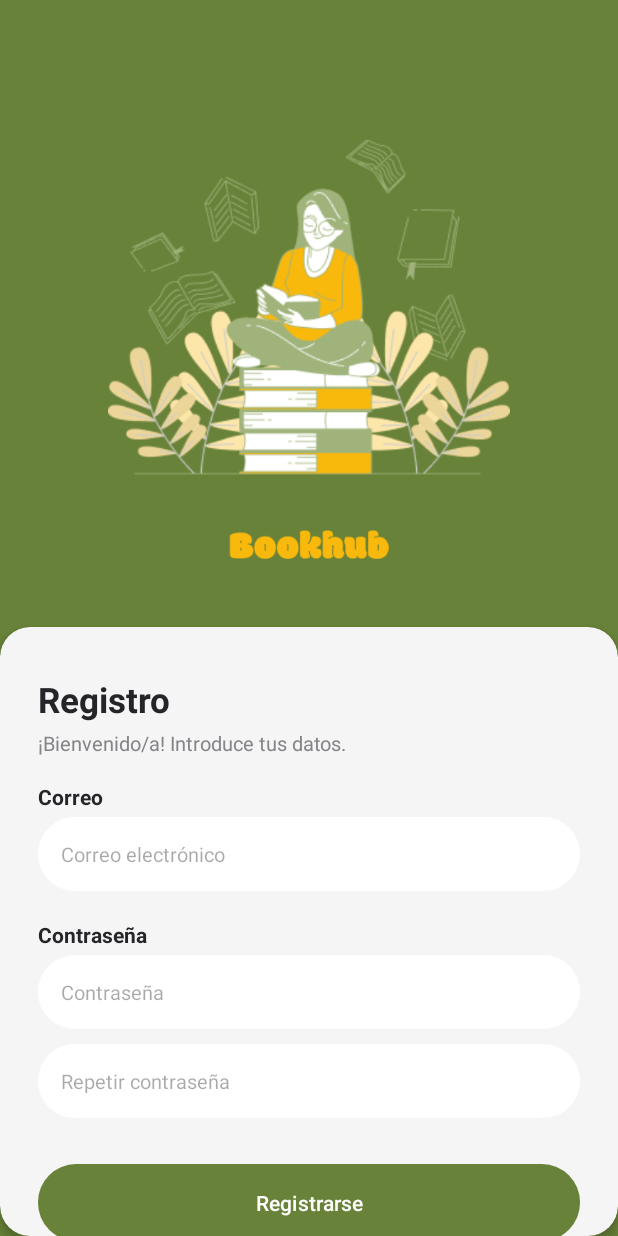
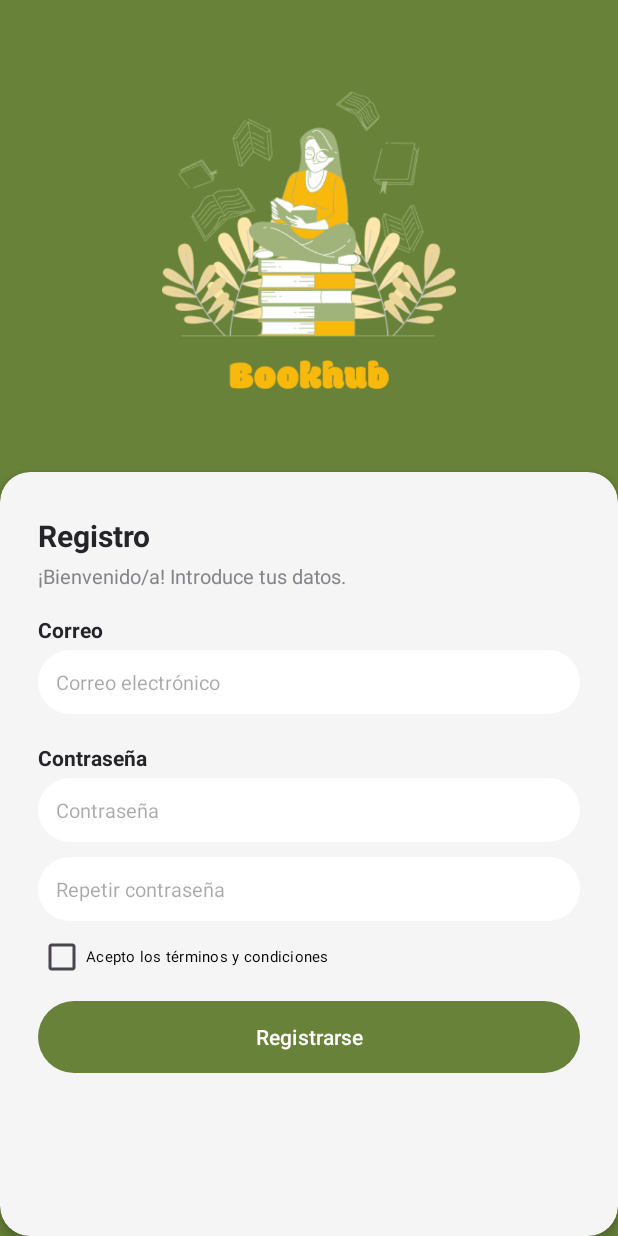
Before and after one commit to sandra-glez/Bookhub, an Android app: the RegisterActivity screen opened directly, with no data from a screen before it, on a phone screen of 412 x 824 dp. Run offline under Robolectric (Android 15) with nearby library versions, the phone set to English and light mode, and no system bars; our stand-ins replace Firebase (no records; nobody signed in at launch, a user with empty details on screens opened directly).

```diff
--- a/app/build.gradle.kts
+++ b/app/build.gradle.kts
@@ -45,5 +45,8 @@ dependencies {
     implementation("com.google.firebase:firebase-analytics")
     implementation("com.google.firebase:firebase-auth")
     implementation ("com.google.android.material:material:1.9.0")
+    implementation ("com.google.firebase:firebase-auth:21.0.1")
+    implementation ("com.google.firebase:firebase-firestore:24.9.1")
+    implementation ("com.google.android.gms:play-services-auth:20.5.0")
 
 }
--- a/app/src/main/java/com/sandraygonzalo/bookhub/RegisterActivity.java
+++ b/app/src/main/java/com/sandraygonzalo/bookhub/RegisterActivity.java
@@ -1,30 +1,22 @@
 package com.sandraygonzalo.bookhub;
 
+import android.content.Intent;
 import android.graphics.Color;
 import android.os.Build;
 import android.os.Bundle;
-
-import androidx.activity.EdgeToEdge;
-import androidx.appcompat.app.AppCompatActivity;
-import androidx.core.graphics.Insets;
-import androidx.core.view.ViewCompat;
-import androidx.core.view.WindowInsetsCompat;
-
-import android.os.Bundle;
 import android.view.View;
-import android.view.Window;
-import android.widget.Button;
-import android.widget.EditText;
-import android.widget.Toast;
-
+import android.widget.*;
 import androidx.annotation.NonNull;
 import androidx.appcompat.app.AppCompatActivity;
-
-import com.google.firebase.auth.FirebaseAuth;
+import com.google.firebase.auth.*;
+import com.google.firebase.firestore.*;
+import java.util.HashMap;
+import java.util.Map;
 
 public class RegisterActivity extends AppCompatActivity {
 
     private FirebaseAuth mAuth;
+    private FirebaseFirestore db;
 
     @Override
     protected void onCreate(Bundle savedInstanceState) {
@@ -32,17 +24,20 @@ public class RegisterActivity extends AppCompatActivity {
         setContentView(R.layout.activity_register);
 
         mAuth = FirebaseAuth.getInstance();
+        db = FirebaseFirestore.getInstance();
 
         EditText emailEditText = findViewById(R.id.registerEmailEditText);
         EditText passwordEditText = findViewById(R.id.registerPasswordEditText);
         EditText confirmPasswordEditText = findViewById(R.id.registerConfirmPasswordEditText);
         Button registerButton = findViewById(R.id.registerButton);
+        CheckBox termsCheckBox = findViewById(R.id.termsCheckBox); // CheckBox para los términos
 
         registerButton.setOnClickListener(view -> {
             String email = emailEditText.getText().toString().trim();
             String password = passwordEditText.getText().toString().trim();
             String confirmPassword = confirmPasswordEditText.getText().toString().trim();
 
+            // Validaciones
             if (email.isEmpty() || password.isEmpty() || confirmPassword.isEmpty()) {
                 Toast.makeText(RegisterActivity.this, "Por favor completa los campos", Toast.LENGTH_SHORT).show();
                 return;
@@ -53,21 +48,48 @@ public class RegisterActivity extends AppCompatActivity {
                 return;
             }
 
+            if (!termsCheckBox.isChecked()) {
+                Toast.makeText(RegisterActivity.this, "Debes aceptar los términos y condiciones", Toast.LENGTH_SHORT).show();
+                return;
+            }
+
+            // Registrar usuario en Firebase Authentication
             mAuth.createUserWithEmailAndPassword(email, password)
                     .addOnCompleteListener(task -> {
                         if (task.isSuccessful()) {
-                            Toast.makeText(RegisterActivity.this, "Registro exitoso", Toast.LENGTH_SHORT).show();
-                            finish(); // Volver a la pantalla de inicio de sesión
+                            FirebaseUser user = mAuth.getCurrentUser();
+                            if (user != null) {
+                                saveUserToFirestore(user);
+                            }
                         } else {
                             Toast.makeText(RegisterActivity.this, "Error: " + task.getException().getMessage(), Toast.LENGTH_SHORT).show();
                         }
                     });
         });
 
+        // Hacer la barra de estado transparente
         if (Build.VERSION.SDK_INT >= Build.VERSION_CODES.LOLLIPOP) {
-            Window window = getWindow();
-            window.setStatusBarColor(Color.TRANSPARENT); // Barra transparente
-            window.getDecorView().setSystemUiVisibility(View.SYSTEM_UI_FLAG_LAYOUT_FULLSCREEN);
+            getWindow().setStatusBarColor(Color.TRANSPARENT);
+            getWindow().getDecorView().setSystemUiVisibility(View.SYSTEM_UI_FLAG_LAYOUT_FULLSCREEN);
         }
     }
+
+    private void saveUserToFirestore(FirebaseUser user) {
+        // Crear el objeto con los datos del usuario
+        Map<String, Object> userData = new HashMap<>();
+        userData.put("uid", user.getUid());
+        userData.put("email", user.getEmail());
+        userData.put("displayName", user.getDisplayName() != null ? user.getDisplayName() : "Usuario");
+        userData.put("profilePicture", user.getPhotoUrl() != null ? user.getPhotoUrl().toString() : ""); // Imagen opcional
+
+        // Guardar en Firestore
+        db.collection("users").document(user.getUid()).set(userData)
+                .addOnSuccessListener(aVoid -> {
+                    Toast.makeText(RegisterActivity.this, "Registro exitoso", Toast.LENGTH_SHORT).show();
+                    finish(); // Volver a la pantalla de inicio de sesión
+                })
+                .addOnFailureListener(e -> {
+                    Toast.makeText(RegisterActivity.this, "Error al guardar en Firestore: " + e.getMessage(), Toast.LENGTH_SHORT).show();
+                });
+    }
 }
--- a/app/src/main/res/layout/activity_register.xml
+++ b/app/src/main/res/layout/activity_register.xml
@@ -9,8 +9,8 @@ android:background="#688239">
 
     <ImageView
         android:id="@+id/topImage"
-    android:layout_width="268dp"
-    android:layout_height="302dp"
+        android:layout_width="196dp"
+        android:layout_height="180dp"
         android:layout_marginTop="50dp"
         android:contentDescription="Imagen de inicio"
         android:src="@drawable/inicio"
@@ -22,7 +22,7 @@ android:background="#688239">
     android:id="@+id/bookhubImage"
     android:layout_width="140dp"
     android:layout_height="19dp"
-    android:layout_marginTop="1dp"
+    android:layout_marginTop="10dp"
     android:contentDescription="Logo Bookhub"
     android:src="@drawable/bookhub"
     app:layout_constraintEnd_toEndOf="parent"
@@ -40,7 +40,7 @@ android:background="#688239">
     app:layout_constraintStart_toStartOf="parent"
     app:layout_constraintEnd_toEndOf="parent"
     app:layout_constraintBottom_toBottomOf="parent"
-    android:layout_marginTop="45dp"
+    android:layout_marginTop="55dp"
     android:backgroundTint="#F5F5F5">
 
     <LinearLayout
@@ -54,11 +54,11 @@ android:background="#688239">
             android:layout_width="wrap_content"
             android:layout_height="wrap_content"
             android:layout_gravity="start"
-            android:layout_marginTop="7dp"
+            android:layout_marginTop="3dp"
             android:layout_marginBottom="4dp"
             android:text="Registro"
             android:textColor="#252529"
-            android:textSize="23sp"
+            android:textSize="20sp"
             android:textStyle="bold" />
 
         <TextView
@@ -90,7 +90,7 @@ android:background="#688239">
             android:layout_marginBottom="12dp"
             android:hint="Correo electrónico"
             android:inputType="textEmailAddress"
-            android:padding="15dp"
+            android:padding="12dp"
             android:textSize="13sp"
             android:background="@drawable/edit_text_bg" />
 
@@ -113,7 +113,7 @@ android:background="#688239">
             android:layout_marginBottom="10dp"
             android:hint="Contraseña"
             android:inputType="textPassword"
-            android:padding="15dp"
+            android:padding="12dp"
             android:textSize="13sp"
             android:background="@drawable/edit_text_bg" />
 
@@ -121,19 +121,28 @@ android:background="#688239">
             android:id="@+id/registerConfirmPasswordEditText"
             android:layout_width="match_parent"
             android:layout_height="wrap_content"
-            android:layout_marginBottom="25dp"
+            android:layout_marginBottom="0dp"
             android:hint="Repetir contraseña"
             android:inputType="textPassword"
-            android:padding="15dp"
+            android:padding="12dp"
             android:textSize="13sp"
             android:background="@drawable/edit_text_bg" />
+
+        <CheckBox
+            android:id="@+id/termsCheckBox"
+            android:layout_width="wrap_content"
+            android:layout_height="wrap_content"
+            android:layout_marginBottom="0dp"
+            android:text="Acepto los términos y condiciones"
+            android:textSize="10sp"
+            android:textColor="#000000"/>
 
         <Button
             android:id="@+id/registerButton"
             android:layout_width="match_parent"
             android:layout_height="wrap_content"
             android:layout_marginTop="5dp"
-            android:padding="12dp"
+            android:padding="10dp"
             android:text="Registrarse"
             android:textColor="#FFFFFF"
             android:textSize="14sp"
```
Also changed, not shown: app/src/main/java/com/sandraygonzalo/bookhub/MainActivity.java (+95 -26 lines), app/src/main/res/layout/activity_home.xml (+41 -41 lines), app/src/main/res/layout/activity_login.xml (+4 -4 lines), app/src/main/res/layout/activity_main.xml (+10 -10 lines), app/src/main/res/layout/activity_splash.xml (+6 -6 lines). Lines whose indentation alone changed are shown as unchanged.
